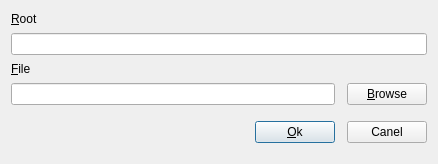
tora-tool/tora, file src/totemplateaddfileui.ui: the form before one commit.
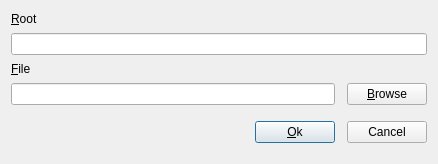
The form after the commit.

Commit message: correct some buttons

Diff of the .ui file:
```diff
--- a/src/totemplateaddfileui.ui
+++ b/src/totemplateaddfileui.ui
@@ -19,10 +19,22 @@
       <property name="margin" >
         <number>11</number>
       </property>
-      <property name="spacing" >
+   <property name="topMargin" >
+    <number>11</number>
+   </property>
+   <property name="rightMargin" >
+    <number>11</number>
+   </property>
+   <property name="bottomMargin" >
+    <number>11</number>
+   </property>
+   <property name="horizontalSpacing" >
         <number>6</number>
       </property>
-      <item rowspan="1" row="3" column="0" colspan="3" >
+   <property name="verticalSpacing" >
+    <number>6</number>
+   </property>
+   <item row="3" column="0" colspan="3" >
         <widget class="QLineEdit" name="Filename" />
       </item>
       <item row="3" column="4" >
@@ -38,10 +50,10 @@
       <item rowspan="1" row="4" column="0" colspan="2" >
         <widget class="Line" name="Line1" />
       </item>
-      <item rowspan="2" row="4" column="4" colspan="1" >
+   <item rowspan="2" row="4" column="4" >
         <widget class="QPushButton" name="PushButton2_2" >
           <property name="text" >
-            <string>Canel</string>
+      <string>Cancel</string>
           </property>
         </widget>
       </item>
@@ -82,19 +94,19 @@
         </widget>
       </item>
       <item row="5" column="1" >
-        <spacer name="Spacer1" >
+    <spacer>
+     <property name="orientation" >
+      <enum>Qt::Horizontal</enum>
+     </property>
+     <property name="sizeType" >
+      <enum>QSizePolicy::Expanding</enum>
+     </property>
           <property name="sizeHint" >
             <size>
               <width>20</width>
               <height>20</height>
             </size>
           </property>
-          <property name="sizeType" >
-            <enum>QSizePolicy::Expanding</enum>
-          </property>
-          <property name="orientation" >
-            <enum>Qt::Horizontal</enum>
-          </property>
         </spacer>
       </item>
     </layout>
```
Left out of the diff: 84 changed lines with no effect on the pictures. Lines whose indentation alone changed are shown as unchanged. The commit also changes 2 other files.
